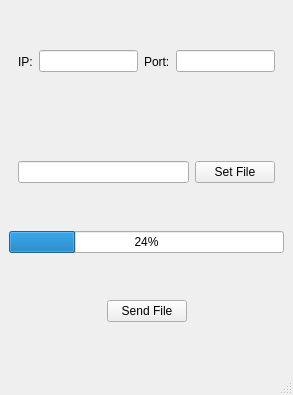
This is send_file_client/mainwindow.ui in wen2ms/qt_socket_start as Qt 5 draws it before an edit. The edited form follows.
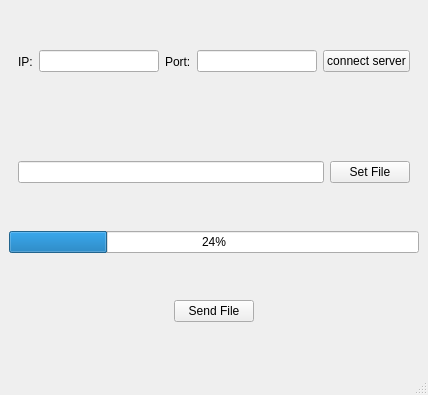
This is the edited form.

Commit message: Feat: initialize the mainwindow ui

Diff of the .ui file:
```diff
--- a/send_file_client/mainwindow.ui
+++ b/send_file_client/mainwindow.ui
@@ -6,7 +6,7 @@
    <rect>
     <x>0</x>
     <y>0</y>
-    <width>293</width>
+    <width>428</width>
     <height>395</height>
    </rect>
   </property>
@@ -38,6 +38,13 @@
        <item>
         <widget class="QLineEdit" name="port"/>
        </item>
+       <item>
+        <widget class="QPushButton" name="connect_server">
+         <property name="text">
+          <string>connect server</string>
+         </property>
+        </widget>
+       </item>
       </layout>
      </widget>
     </item>
@@ -74,7 +81,7 @@
          </property>
          <property name="sizeHint" stdset="0">
           <size>
-           <width>63</width>
+           <width>131</width>
            <height>20</height>
           </size>
          </property>
@@ -94,7 +101,7 @@
          </property>
          <property name="sizeHint" stdset="0">
           <size>
-           <width>63</width>
+           <width>130</width>
            <height>20</height>
           </size>
          </property>
```
Left out of the diff: 2 changed lines with no effect on the pictures. The commit also changes 4 other files.
